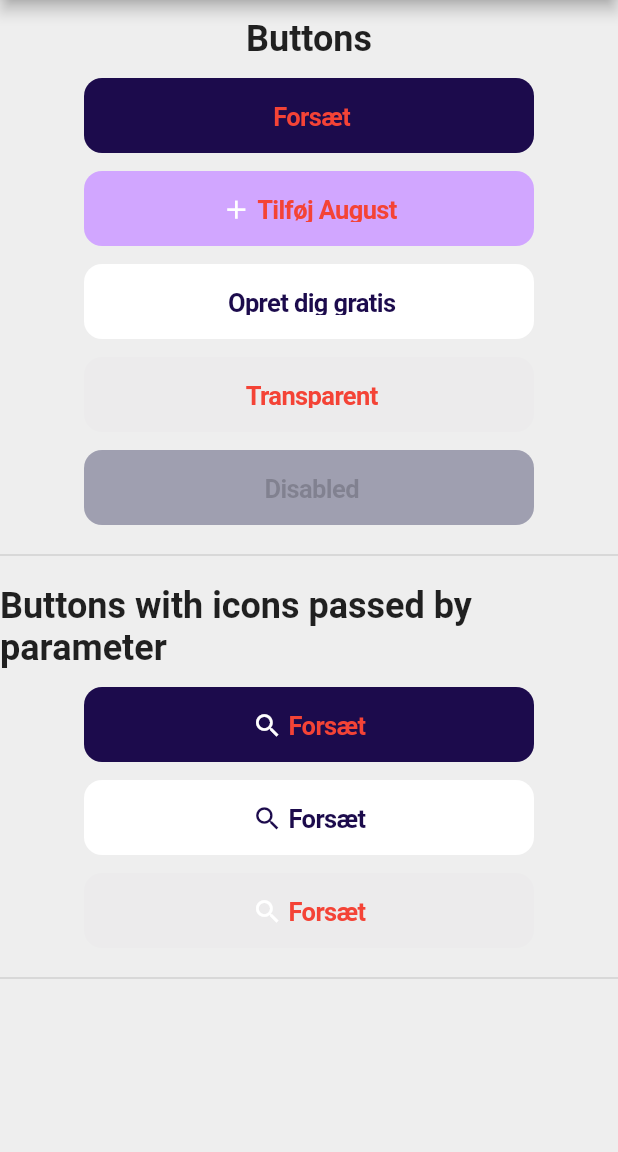
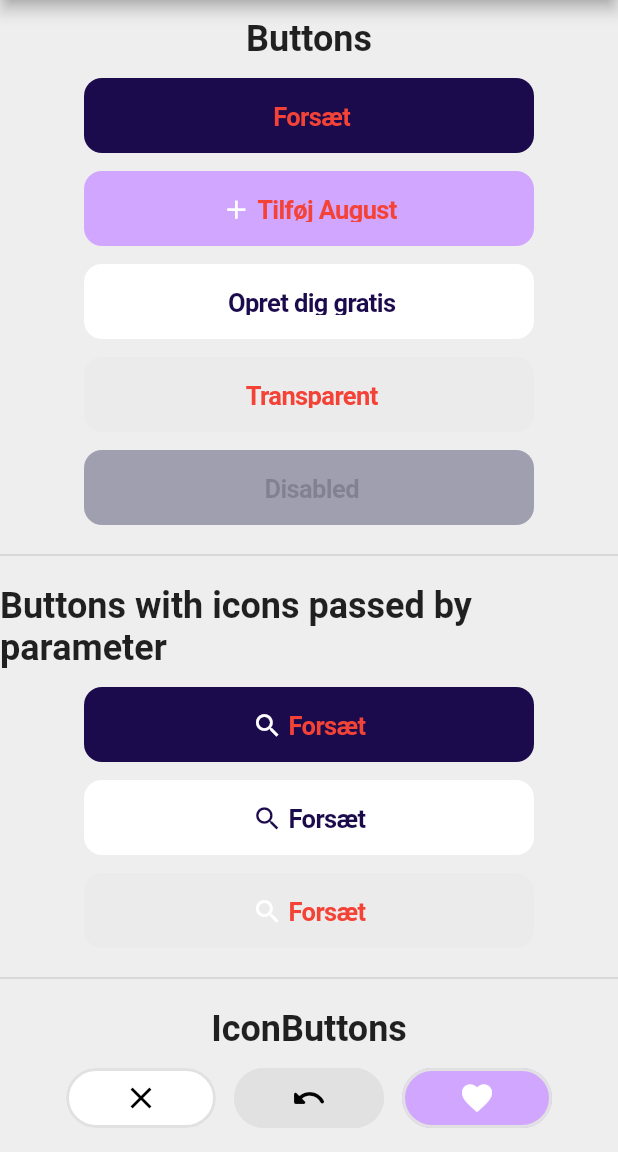
Before and after one commit to albertwickman/doubble_buttons, a Flutter app: the screen it shows after launch, on a phone screen of 412 x 824 dp, the part 84-1236 px from its top. Run offline on Flutter 3.47's test engine with Material 2 defaults, Android fonts, the phone set to English and light mode, and no system bars; missing offline and left inert: dart:html, dart:js.

Commit message:
Created icon buttons

```diff
--- a/lib/main.dart
+++ b/lib/main.dart
@@ -88,6 +88,28 @@ class _MyHomePageState extends State<MyHomePage> {
               CustomButton()._buildButton('Forsæt', Icons.search, CustomButton().primaryColor, true, true),
               const Divider(height: 40, thickness: 1),
 
+              const Text(
+                'IconButtons',
+                style: TextStyle(
+                  fontWeight: FontWeight.bold,
+                  fontSize: 24
+                ),
+              ),
+              const SizedBox(height: 12),
+
+              Row(
+                mainAxisAlignment: MainAxisAlignment.center,
+                children: [
+                  CustomIconButton()._buildButton(Icons.close, CustomIconButton().whiteColor),
+                  const SizedBox(width: 12),
+
+                  CustomIconButton()._buildButton(Icons.undo_rounded, CustomIconButton().greyColor),
+                  const SizedBox(width: 12),
+
+                  CustomIconButton()._buildButton(Icons.favorite, CustomIconButton().secondaryColor),
+                ],
+              ),
+              const SizedBox(height: 12),
             ],
           ),
         ),
@@ -100,13 +122,13 @@ abstract class BaseButton {
   final Color primaryColor = const Color(0xff1c0b4c);
   final Color secondaryColor = const Color(0xFFD1A6FF);
   final Color whiteColor = const Color(0xFFFFFFFF);
+  final Color greyColor = const Color(0xFFE1E1E1);
   final Color disabledColor = const Color(0xFF9F9FB0).withOpacity(1);
 
   late final bool isRound;
   late final bool isEnabled;
 }
 
-// TODO add outline to the transparent button
 class CustomButton extends BaseButton {
 
   // disabled color will also be used if onPressed: null
@@ -148,7 +170,6 @@ class CustomButton extends BaseButton {
                 color: primaryColor,
               ),
             ),
-
           ],
         ),
       ),
@@ -158,11 +179,27 @@ class CustomButton extends BaseButton {
 
 class CustomIconButton extends BaseButton {
 
-  ElevatedButton _buildButton(String labelText) {
-    return ElevatedButton.icon(
+  SizedBox _buildButton(IconData iconData, Color backColor) {
+    return SizedBox(
+      width: 100,
+      height: 40,
+      child: MaterialButton(
         onPressed: () {},
-        icon: const Icon(Icons.add),
-      label: Text(labelText),
+        color: backColor,
+          elevation: 0,
+        splashColor: Colors.grey,
+        shape: RoundedRectangleBorder(
+          borderRadius: BorderRadius.circular(24),
+          side: BorderSide(
+            width: 2,
+            color: greyColor,
+          )
+        ),
+        child: Icon(
+            iconData,
+          color: (backColor == secondaryColor ? whiteColor : Colors.black),
+        )
+      ),
     );
   }
 }
```
